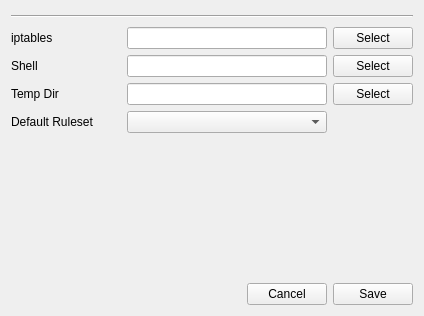
Before: the Qt Designer form formcfgsettings.ui in newey499/qiptables, drawn with Qt 5.
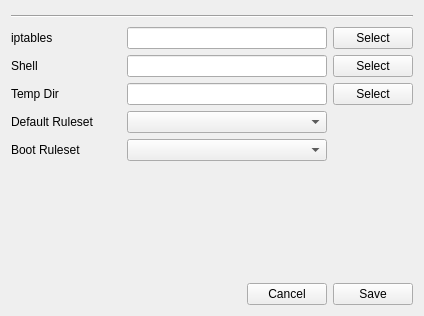
After: the same form once the commit is applied.

Commit message: added default ruleset on boot column to sysconf table and sytem configuration form.

Diff of the .ui file:
```diff
--- a/formcfgsettings.ui
+++ b/formcfgsettings.ui
@@ -6,7 +6,7 @@
    <rect>
     <x>0</x>
     <y>0</y>
-    <width>400</width>
+    <width>420</width>
     <height>316</height>
    </rect>
   </property>
@@ -169,6 +169,46 @@
      </item>
     </layout>
    </item>
+   <item>
+    <layout class="QHBoxLayout" name="horizontalLayout_6">
+     <item>
+      <widget class="QLabel" name="label_5">
+       <property name="minimumSize">
+        <size>
+         <width>110</width>
+         <height>0</height>
+        </size>
+       </property>
+       <property name="text">
+        <string>Boot Ruleset</string>
+       </property>
+      </widget>
+     </item>
+     <item>
+      <widget class="QComboBox" name="cbxBootRuleset">
+       <property name="minimumSize">
+        <size>
+         <width>200</width>
+         <height>0</height>
+        </size>
+       </property>
+      </widget>
+     </item>
+     <item>
+      <spacer name="horizontalSpacer_3">
+       <property name="orientation">
+        <enum>Qt::Horizontal</enum>
+       </property>
+       <property name="sizeHint" stdset="0">
+        <size>
+         <width>40</width>
+         <height>20</height>
+        </size>
+       </property>
+      </spacer>
+     </item>
+    </layout>
+   </item>
    <item>
     <spacer name="verticalSpacer">
      <property name="orientation">
```
The commit also changes 3 other files.
